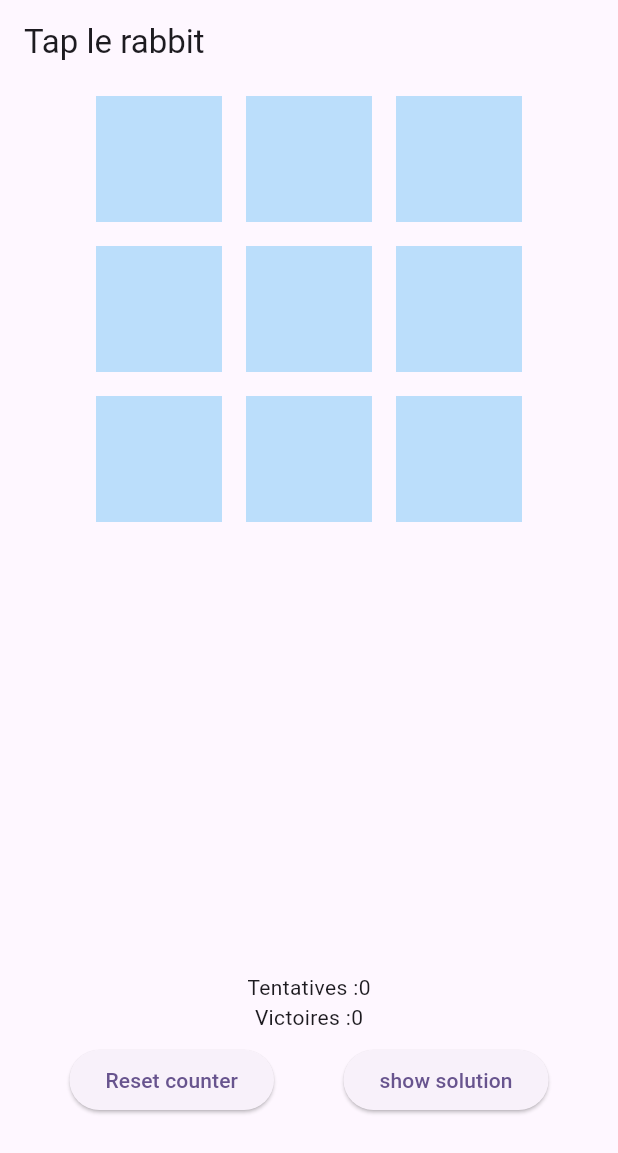
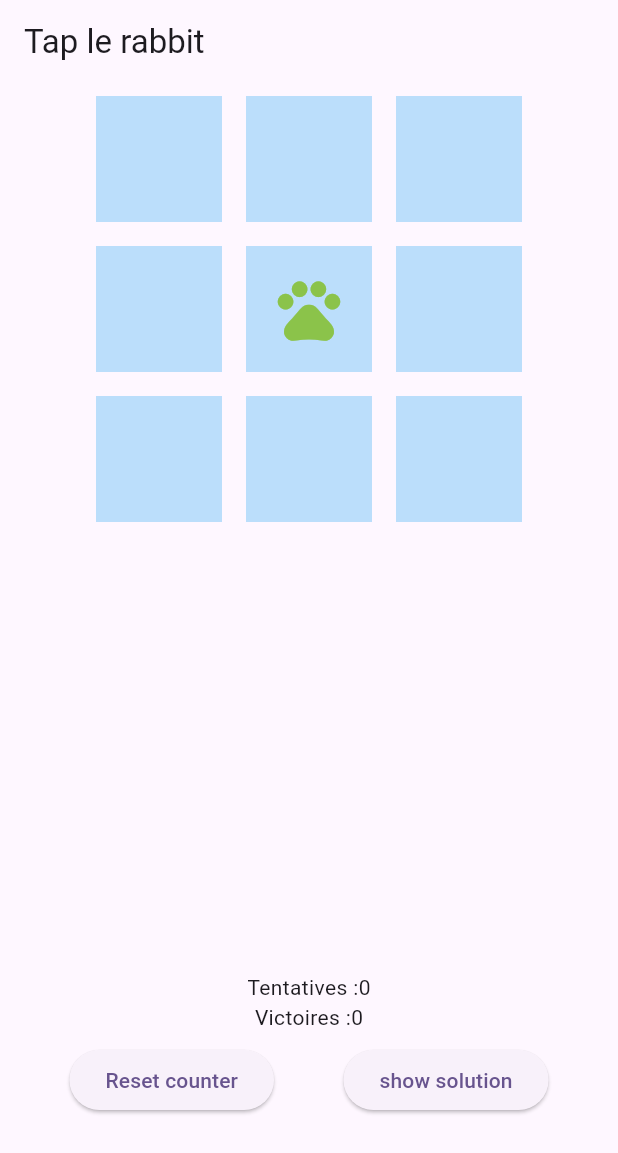
Before and after one commit to raysam1998/tap_le_lapin, a Flutter app: the screen it shows after launch, on a phone screen of 412 x 824 dp. Shown: the top 1153 px of the screen. Run offline on Flutter 3.47's test engine with Material 3 defaults, Android fonts, the phone set to English and light mode, and no system bars.

Commit message:
update tap le lapin de rien du tt tkt mm pa frr

```diff
--- a/lib/main.dart
+++ b/lib/main.dart
@@ -23,6 +23,7 @@ class MyApp extends StatelessWidget {
   }
 }
 
+//stateful widget since we are
 class MyHomePage extends StatefulWidget {
   const MyHomePage({super.key, required this.title});
 
@@ -43,8 +44,8 @@ class _MyHomePageState extends State<MyHomePage> {
   int _hoveredIndex = -1; //hold
 
   double _rabbitOpacity = 0.0;
-  List<bool> clickedContainers =
-      List.generate(9, (index) => false); //tracks clicked
+  List<bool> clickedContainers = List.generate(
+      9, (index) => false); //tracks clicked ou pas pour l'animation
 
   void _randomizeLeLapinou() {
     rabbitPosition = Random().nextInt(9);
@@ -52,11 +53,6 @@ class _MyHomePageState extends State<MyHomePage> {
 
   void _incrementCounter() {
     setState(() {
-      // This call to setState tells the Flutter framework that something has
-      // changed in this State, which causes it to rerun the build method below
-      // so that the display can reflect the updated values. If we changed
-      // _counter without calling setState(), then the build method would not be
-      // called again, and so nothing would appear to happen.
       _counter++;
     });
   }
@@ -80,6 +76,7 @@ class _MyHomePageState extends State<MyHomePage> {
               gridDelegate:
                   SliverGridDelegateWithFixedCrossAxisCount(crossAxisCount: 3),
               itemCount: 9,
+              //use item builder to create a mouse region
               itemBuilder: (context, index) {
                 //return gesture detector w the stylyzed aspect as return
                 return MouseRegion(
@@ -131,11 +128,11 @@ class _MyHomePageState extends State<MyHomePage> {
                             : clickedContainers[
                                     index] //else if clickedContainer
                                 ? Colors.yellow[100] //then yellow
-                                : Colors.blue[100], // else standard blue
+                                : Colors.blue[100], // else standar d blue
                         //if showRabbit bool is true and index on rabbit show the rabbit
                         child: Center(
                           child: showRabbit && index == rabbitPosition
-                              ? RabbitIcon(opacity: _rabbitOpacity)//if we are allowed to show the rabbit then
+                              ? RabbitIcon(opacity: showRabbit ? 1 : _rabbitOpacity) //if we are allowed to show the rabbit then
                               : clickedContainers[index]
                                   ? sadEmoji()
                                   : null,
```
